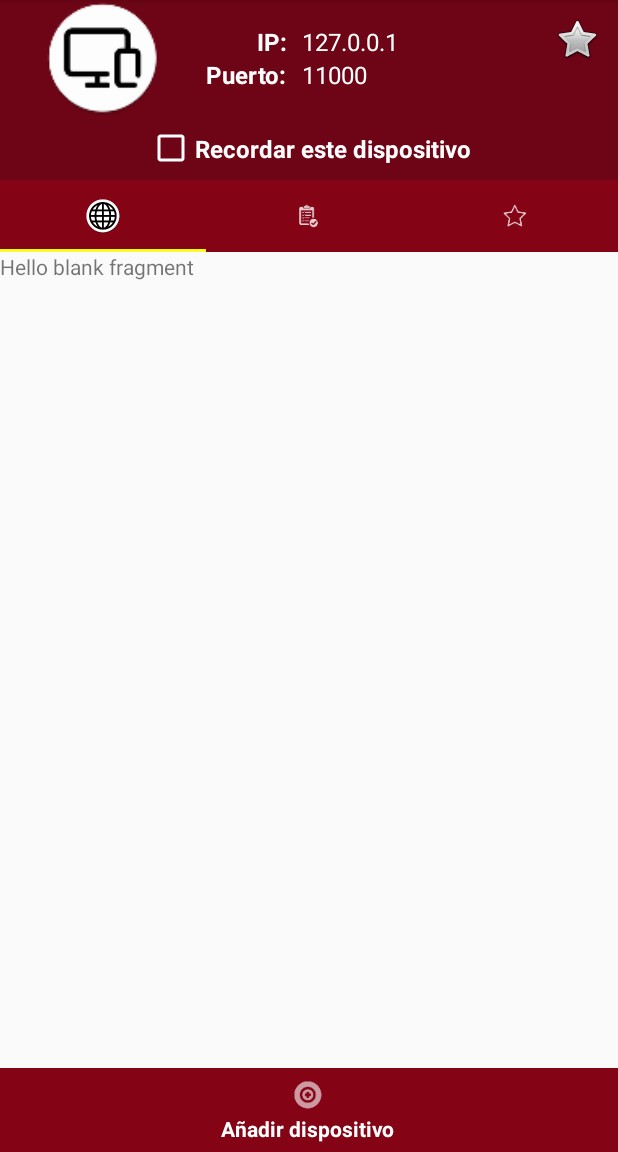
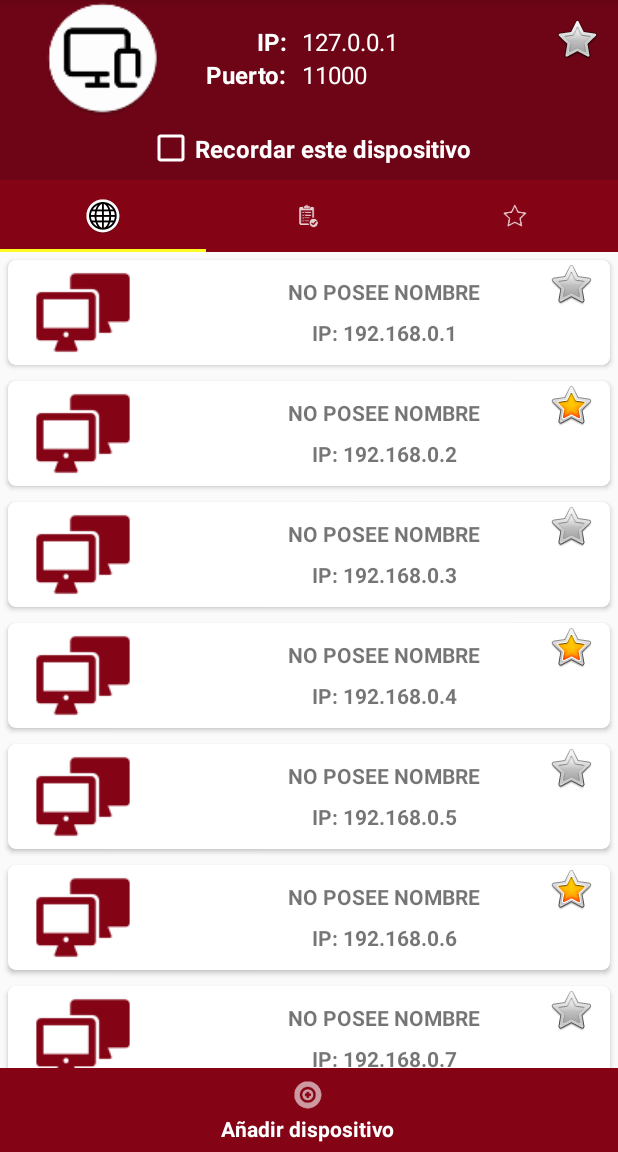
Before and after one commit to carlosAlexanderLemus/ControlRemoto, an Android app: the screen it shows after launch (MainActivity), after a tap on "Dispositivos", on a phone screen of 412 x 824 dp, the part 84-1236 px from its top. Run offline under Robolectric (Android 15) with nearby library versions, the phone set to English and light mode, and no system bars; 1 other tap on this screen came first.

Commit message:
Conexion con dispositivo

```diff
--- a/app/build.gradle
+++ b/app/build.gradle
@@ -30,4 +30,5 @@ dependencies {
     compile 'de.hdodenhof:circleimageview:1.3.0'
     compile 'com.android.support:support-v4:25.3.1'
     testCompile 'junit:junit:4.12'
+    compile 'com.android.support:cardview-v7:25.3.1'
 }
--- a/app/src/main/java/lemus/com/bast_software/controlremoto/DeviceFragment.java
+++ b/app/src/main/java/lemus/com/bast_software/controlremoto/DeviceFragment.java
@@ -17,6 +17,8 @@ import android.view.ViewGroup;
 import android.widget.Button;
 import android.widget.EditText;
 import android.widget.Toast;
+
+import java.util.ArrayList;
 
 import lemus.com.bast_software.controlremoto.ConexionRed.ActuadorDeTexto;
 import lemus.com.bast_software.controlremoto.ConexionRed.Clientes;
--- a/app/src/main/java/lemus/com/bast_software/controlremoto/DeviceListFragment.java
+++ b/app/src/main/java/lemus/com/bast_software/controlremoto/DeviceListFragment.java
@@ -3,9 +3,13 @@ package lemus.com.bast_software.controlremoto;
 
 import android.os.Bundle;
 import android.support.v4.app.Fragment;
+import android.support.v7.widget.LinearLayoutManager;
+import android.support.v7.widget.RecyclerView;
 import android.view.LayoutInflater;
 import android.view.View;
 import android.view.ViewGroup;
+
+import java.util.ArrayList;
 
 
 /**
@@ -22,7 +26,27 @@ public class DeviceListFragment extends Fragment {
     @Override
     public View onCreateView(LayoutInflater inflater, ViewGroup container,Bundle savedInstanceState) {
         // Inflate the layout for this fragment
-        return inflater.inflate(R.layout.fragment_device_list, container, false);
+        View view = inflater.inflate(R.layout.fragment_device_list, container, false);
+
+        // Informacion
+        ArrayList<DispositivosIP> dispositivosIPs = new ArrayList<DispositivosIP>();
+
+        for (int i = 1; i <= 10; i++)
+        {
+            dispositivosIPs.add(new DispositivosIP(getContext(), i, "192.168.0."+i, i + 11000, (i % 2) == 0));
+        }
+
+        // Obtenemos el recicleview
+        RecyclerView recyclerView = (RecyclerView)view.findViewById(R.id.recycle_contenedor);
+        recyclerView.setHasFixedSize(true);
+
+        LinearLayoutManager linearLayoutManager = new LinearLayoutManager(getContext());
+        linearLayoutManager.setOrientation(LinearLayoutManager.VERTICAL);
+
+        recyclerView.setAdapter(new DispositivosIPItemAdapter(dispositivosIPs));
+        recyclerView.setLayoutManager(linearLayoutManager);
+
+        return view;
     }
 
 }
--- /dev/null
+++ b/app/src/main/java/lemus/com/bast_software/controlremoto/DeviceListViewHolder.java
@@ -0,0 +1,49 @@
+package lemus.com.bast_software.controlremoto;
+
+import android.support.v7.widget.RecyclerView;
+import android.util.Log;
+import android.view.View;
+import android.widget.EditText;
+import android.widget.ImageView;
+import android.widget.TextView;
+
+import java.util.List;
+
+/**
+ * Created by mekaku on 08/11/2017.
+ */
+
+public class DeviceListViewHolder extends RecyclerView.ViewHolder {
+
+    // Lista de dispositivo
+    private List<DispositivosIP> dispositivosIPs;
+
+    public DeviceListViewHolder(View itemView, List<DispositivosIP> dispositivosIPs) {
+        super(itemView);
+
+        this.dispositivosIPs = dispositivosIPs;
+    }
+
+    // Establecer la informacion
+    public void EstablecerInformacion(int position)
+    {
+        // Obtenemos la referencia al objeto
+        DispositivosIP dispositivosIP = dispositivosIPs.get(position);
+
+        // Referencia a los edit text
+        TextView tv_device_ip = (TextView)itemView.findViewById(R.id.tv_device_ip_item);
+        TextView tv_device_name = (TextView)itemView.findViewById(R.id.tv_device_name_item);
+
+        // Establecemos el nombre
+        tv_device_ip.setText("IP: " + dispositivosIP.getIP());
+        tv_device_name.setText(dispositivosIP.getNombre());
+
+        // Sabremos que peto con la existencia
+        if (dispositivosIP.getFavoritos())
+        {
+            // En caso que sea un favorito
+            ImageView iv_star = (ImageView)itemView.findViewById(R.id.iv_favorite_item_device);
+            iv_star.setImageResource(android.R.drawable.btn_star_big_on);
+        }
+    }
+}
--- /dev/null
+++ b/app/src/main/java/lemus/com/bast_software/controlremoto/DispositivosIP.java
@@ -0,0 +1,58 @@
+package lemus.com.bast_software.controlremoto;
+
+import android.content.Context;
+import android.content.res.Resources;
+
+/**
+ * Created by mekaku on 07/11/2017.
+ */
+
+public class DispositivosIP {
+    // Direccion IP
+    private int id;
+    private String IP;
+    private int puerto;
+    private String nombre;
+    private String clave;
+    private Boolean favoritos;
+
+    // Constructor
+    public DispositivosIP(Context context,int id, String IP, int puerto, boolean favoritos)
+    {
+        // Informacion estandar
+        this.id = id;
+        this.IP = IP;
+        this.puerto = puerto;
+        this.favoritos = favoritos;
+        // Informacion por defecto
+        Resources resources = context.getResources();
+        nombre = resources.getString(R.string.text_name_device_default);
+        // Guardamos el nombre de la clave
+        clave = "";
+    }
+
+    // Informacion importante
+    public int getId() {
+        return id;
+    }
+
+    public String getIP() {
+        return IP;
+    }
+
+    public int getPuerto() {
+        return puerto;
+    }
+
+    public String getNombre() {
+        return nombre;
+    }
+
+    public String getClave() {
+        return clave;
+    }
+
+    public Boolean getFavoritos() {
+        return favoritos;
+    }
+}
--- /dev/null
+++ b/app/src/main/java/lemus/com/bast_software/controlremoto/DispositivosIPItemAdapter.java
@@ -0,0 +1,36 @@
+package lemus.com.bast_software.controlremoto;
+
+import android.support.v7.widget.RecyclerView;
+import android.view.LayoutInflater;
+import android.view.View;
+import android.view.ViewGroup;
+
+import java.util.List;
+
+/**
+ * Created by mekaku on 08/11/2017.
+ */
+
+public class DispositivosIPItemAdapter extends RecyclerView.Adapter<DeviceListViewHolder> {
+    private List<DispositivosIP> dispositivosIPs;
+
+    public DispositivosIPItemAdapter(List<DispositivosIP> dispositivosIPs) {
+        this.dispositivosIPs = dispositivosIPs;
+    }
+
+    @Override
+    public DeviceListViewHolder onCreateViewHolder(ViewGroup parent, int viewType) {
+        View vista = LayoutInflater.from(parent.getContext()).inflate(R.layout.card_view_device_item, parent, false);
+        return new DeviceListViewHolder(vista, dispositivosIPs);
+    }
+
+    @Override
+    public void onBindViewHolder(DeviceListViewHolder holder, int position) {
+        holder.EstablecerInformacion(position);
+    }
+
+    @Override
+    public int getItemCount() {
+        return dispositivosIPs.size();
+    }
+}
--- /dev/null
+++ b/app/src/main/res/layout/card_view_device_item.xml
@@ -0,0 +1,74 @@
+<?xml version="1.0" encoding="utf-8"?>
+<android.support.v7.widget.CardView xmlns:android="http://schemas.android.com/apk/res/android"
+    xmlns:app="http://schemas.android.com/apk/res-auto"
+    android:layout_width="match_parent"
+    android:layout_height="@dimen/height_item_device"
+    android:layout_margin="5dp"
+    app:cardCornerRadius="5dp">
+
+
+    <LinearLayout
+        android:layout_width="match_parent"
+        android:layout_height="match_parent"
+        android:orientation="horizontal">
+
+        <ImageView
+            android:id="@+id/iv_icon_device_item"
+            android:layout_width="100dp"
+            android:layout_height="match_parent"
+
+            app:srcCompat="@mipmap/ic_device_item" />
+
+        <FrameLayout
+            android:layout_width="match_parent"
+            android:layout_height="match_parent">
+
+            <LinearLayout
+                android:layout_width="match_parent"
+                android:layout_height="match_parent"
+                android:orientation="vertical">
+
+                <Space
+                    android:layout_width="match_parent"
+                    android:layout_height="wrap_content"
+                    android:layout_weight="1" />
+
+                <TextView
+                    android:id="@+id/tv_device_name_item"
+                    android:layout_width="match_parent"
+                    android:layout_height="wrap_content"
+                    android:layout_weight="1"
+                    android:gravity="center"
+                    android:text="TextView"
+                    android:textAllCaps="true"
+                    android:textStyle="bold" />
+
+                <TextView
+                    android:id="@+id/tv_device_ip_item"
+                    android:layout_width="match_parent"
+                    android:layout_height="wrap_content"
+                    android:layout_weight="1"
+                    android:gravity="center"
+                    android:text="TextView"
+                    android:textAllCaps="true"
+                    android:textStyle="bold" />
+
+                <Space
+                    android:layout_width="match_parent"
+                    android:layout_height="wrap_content"
+                    android:layout_weight="1" />
+            </LinearLayout>
+
+            <ImageView
+                android:id="@+id/iv_favorite_item_device"
+                android:layout_width="wrap_content"
+                android:layout_height="wrap_content"
+                android:layout_gravity="right"
+                android:layout_marginRight="10dp"
+                android:layout_weight="1"
+                app:srcCompat="@android:drawable/btn_star_big_off" />
+
+        </FrameLayout>
+
+    </LinearLayout>
+</android.support.v7.widget.CardView>
--- a/app/src/main/res/layout/fragment_device_list.xml
+++ b/app/src/main/res/layout/fragment_device_list.xml
@@ -4,10 +4,9 @@
     android:layout_height="match_parent"
     tools:context="lemus.com.bast_software.controlremoto.DeviceListFragment">
 
-    <!-- TODO: Update blank fragment layout -->
-    <TextView
+    <android.support.v7.widget.RecyclerView
+        android:id="@+id/recycle_contenedor"
         android:layout_width="match_parent"
-        android:layout_height="match_parent"
-        android:text="@string/hello_blank_fragment" />
+        android:layout_height="match_parent" />
 
 </FrameLayout>
--- a/app/src/main/res/values/dimen.xml
+++ b/app/src/main/res/values/dimen.xml
@@ -6,4 +6,5 @@
     <dimen name="text_size_information">18sp</dimen>
     <dimen name="margin_border">20dp</dimen>
     <dimen name="marfin_border_top">15dp</dimen>
+    <dimen name="height_item_device">70dp</dimen>
 </resources>
```
Also changed, not shown: app/src/main/ic_device_item-web.png (added), app/src/main/res/mipmap-hdpi/ic_device_item.png (added), app/src/main/res/mipmap-mdpi/ic_device_item.png (added), app/src/main/res/mipmap-xhdpi/ic_device_item.png (added), app/src/main/res/mipmap-xxhdpi/ic_device_item.png (added), app/src/main/res/mipmap-xxxhdpi/ic_device_item.png (added).
